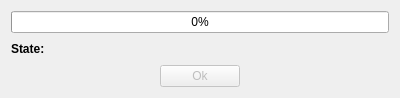
Old version of the form src/FrontendQt/SaveGameDialog.ui in the repository Meos4/Jade-Cocoon-Randomizer.
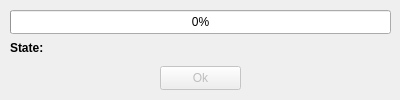
New version of the form.

Commit message: Generate random image loading animation when saving game

```diff
--- a/src/FrontendQt/SaveGameDialog.ui
+++ b/src/FrontendQt/SaveGameDialog.ui
@@ -7,36 +7,78 @@
     <x>0</x>
     <y>0</y>
     <width>400</width>
-    <height>98</height>
+    <height>100</height>
    </rect>
   </property>
   <property name="minimumSize">
    <size>
-    <width>0</width>
-    <height>0</height>
+    <width>400</width>
+    <height>100</height>
    </size>
   </property>
   <property name="maximumSize">
    <size>
-    <width>16777215</width>
-    <height>98</height>
+    <width>400</width>
+    <height>100</height>
    </size>
   </property>
   <property name="windowTitle">
    <string>Saving game...</string>
   </property>
-  <layout class="QVBoxLayout" name="verticalLayout">
-   <item>
+  <widget class="QLabel" name="loadingLabel">
+   <property name="geometry">
+    <rect>
+     <x>325</x>
+     <y>42</y>
+     <width>64</width>
+     <height>51</height>
+    </rect>
+   </property>
+   <property name="minimumSize">
+    <size>
+     <width>64</width>
+     <height>0</height>
+    </size>
+   </property>
+   <property name="text">
+    <string/>
+   </property>
+  </widget>
     <widget class="QProgressBar" name="progressBar">
+   <property name="geometry">
+    <rect>
+     <x>10</x>
+     <y>10</y>
+     <width>381</width>
+     <height>24</height>
+    </rect>
+   </property>
      <property name="value">
       <number>0</number>
      </property>
     </widget>
-   </item>
-   <item>
-    <layout class="QHBoxLayout" name="stateLayout" stretch="0,1">
-     <item>
+  <widget class="QLabel" name="stateLabel2">
+   <property name="geometry">
+    <rect>
+     <x>50</x>
+     <y>30</y>
+     <width>341</width>
+     <height>35</height>
+    </rect>
+   </property>
+   <property name="text">
+    <string/>
+   </property>
+  </widget>
       <widget class="QLabel" name="stateLabel">
+   <property name="geometry">
+    <rect>
+     <x>10</x>
+     <y>30</y>
+     <width>41</width>
+     <height>35</height>
+    </rect>
+   </property>
        <property name="font">
         <font>
          <bold>true</bold>
@@ -46,60 +88,22 @@
         <string>State:</string>
        </property>
       </widget>
-     </item>
-     <item>
-      <widget class="QLabel" name="stateLabel2">
-       <property name="text">
-        <string/>
-       </property>
-      </widget>
-     </item>
-    </layout>
-   </item>
-   <item>
-    <layout class="QHBoxLayout" name="okLayout">
-     <item>
-      <spacer name="horizontalSpacer_2">
-       <property name="orientation">
-        <enum>Qt::Horizontal</enum>
-       </property>
-       <property name="sizeHint" stdset="0">
-        <size>
-         <width>40</width>
-         <height>20</height>
-        </size>
-       </property>
-      </spacer>
-     </item>
-     <item>
       <widget class="QPushButton" name="okButton">
        <property name="enabled">
         <bool>false</bool>
        </property>
+   <property name="geometry">
+    <rect>
+     <x>160</x>
+     <y>66</y>
+     <width>81</width>
+     <height>24</height>
+    </rect>
+   </property>
        <property name="text">
         <string>Ok</string>
        </property>
-       <property name="checkable">
-        <bool>false</bool>
-       </property>
-      </widget>
-     </item>
-     <item>
-      <spacer name="horizontalSpacer">
-       <property name="orientation">
-        <enum>Qt::Horizontal</enum>
-       </property>
-       <property name="sizeHint" stdset="0">
-        <size>
-         <width>40</width>
-         <height>20</height>
-        </size>
-       </property>
-      </spacer>
-     </item>
-    </layout>
-   </item>
-  </layout>
+  </widget>
  </widget>
  <layoutdefault spacing="6" margin="11"/>
  <resources/>
```
Lines whose indentation alone changed are shown as unchanged. The commit also changes 33 other files.
